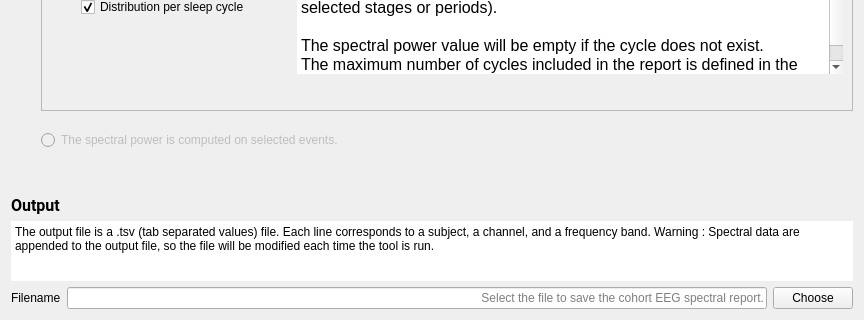
SnoozToolbox/snooz-package-ceams, file tools/CEAMSTools/PowerSpectralAnalysis/Outputfiles/Ui_Outputfiles.ui: the form before one commit; both pictures show x 0 to 864 and y 556 to 876 of the 864 by 876 pixel window.
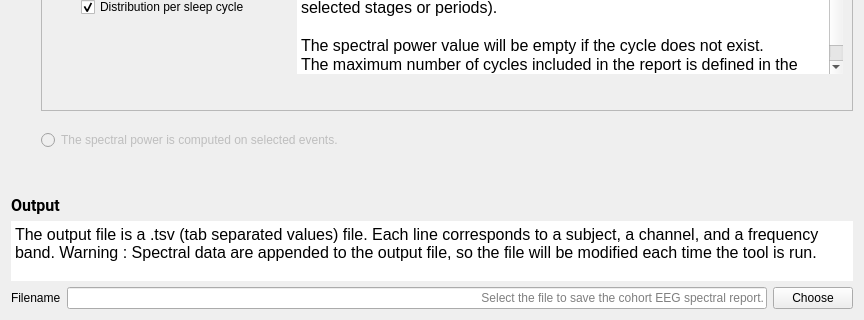
The form after the commit.

Commit message: Remove scrolling from tools, as it is now handled by the Snooz architecture for a better fit in small windows.

```diff
--- a/tools/CEAMSTools/PowerSpectralAnalysis/Outputfiles/Ui_Outputfiles.ui
+++ b/tools/CEAMSTools/PowerSpectralAnalysis/Outputfiles/Ui_Outputfiles.ui
@@ -456,7 +456,7 @@
       </widget>
      </item>
      <item>
-      <widget class="QPlainTextEdit" name="plainTextEdit_4">
+      <widget class="QTextEdit" name="textEdit_4">
        <property name="maximumSize">
         <size>
          <width>16777215</width>
@@ -472,11 +472,24 @@
        <property name="lineWidth">
         <number>0</number>
        </property>
+       <property name="verticalScrollBarPolicy">
+        <enum>Qt::ScrollBarPolicy::ScrollBarAlwaysOff</enum>
+       </property>
+       <property name="horizontalScrollBarPolicy">
+        <enum>Qt::ScrollBarPolicy::ScrollBarAlwaysOff</enum>
+       </property>
        <property name="readOnly">
         <bool>true</bool>
        </property>
-       <property name="plainText">
-        <string>The output file is a .tsv (tab separated values) file. Each line corresponds to a subject, a channel, and a frequency band. Warning : Spectral data are appended to the output file, so the file will be modified each time the tool is run.</string>
+       <property name="html">
+        <string>&lt;!DOCTYPE HTML PUBLIC &quot;-//W3C//DTD HTML 4.0//EN&quot; &quot;http://www.w3.org/TR/REC-html40/strict.dtd&quot;&gt;
+&lt;html&gt;&lt;head&gt;&lt;meta name=&quot;qrichtext&quot; content=&quot;1&quot; /&gt;&lt;meta charset=&quot;utf-8&quot; /&gt;&lt;style type=&quot;text/css&quot;&gt;
+p, li { white-space: pre-wrap; }
+hr { height: 1px; border-width: 0; }
+li.unchecked::marker { content: &quot;\2610&quot;; }
+li.checked::marker { content: &quot;\2612&quot;; }
+&lt;/style&gt;&lt;/head&gt;&lt;body style=&quot; font-family:'Roboto'; font-size:12pt; font-weight:400; font-style:normal;&quot;&gt;
+&lt;p style=&quot; margin-top:0px; margin-bottom:0px; margin-left:0px; margin-right:0px; -qt-block-indent:0; text-indent:0px;&quot;&gt;The output file is a .tsv (tab separated values) file. Each line corresponds to a subject, a channel, and a frequency band. Warning : Spectral data are appended to the output file, so the file will be modified each time the tool is run.&lt;/p&gt;&lt;/body&gt;&lt;/html&gt;</string>
        </property>
       </widget>
      </item>
```
The commit also changes 59 other files.
